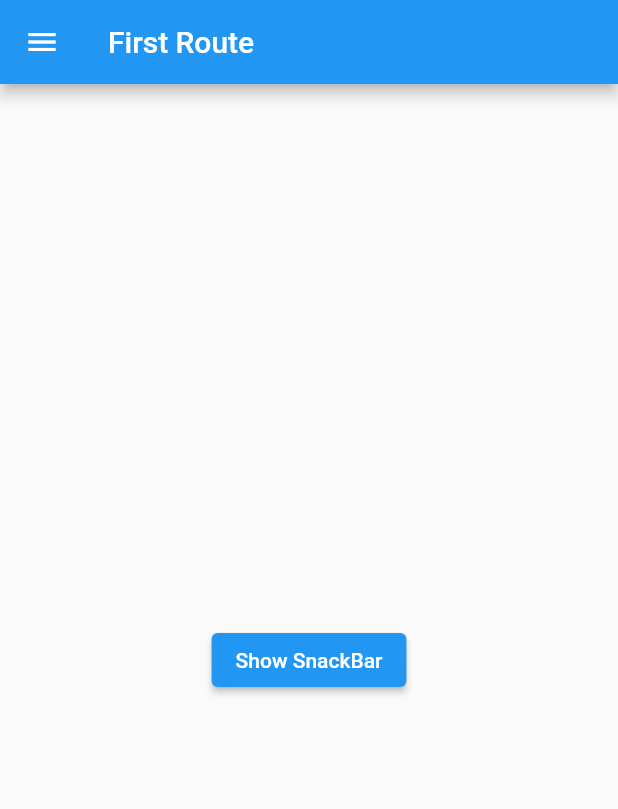
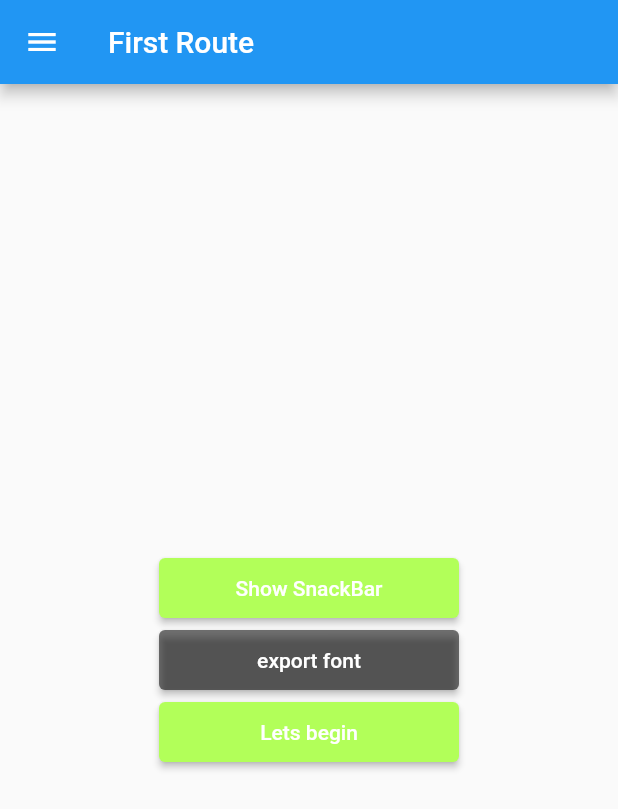
Before and after one commit to sanith-m-s/cookbooks2, a Flutter app: the screen it shows after launch, on a phone screen of 412 x 824 dp. Shown: the top 809 px of the screen. Run offline on Flutter 3.47's test engine with Material 2 defaults, Android fonts, the phone set to English and light mode, and no system bars.

Commit message:
integration of code and button functionalities

```diff
--- /dev/null
+++ b/lib/font.dart
@@ -0,0 +1,28 @@
+import 'package:flutter/material.dart';
+class font extends StatefulWidget {
+  const font({Key? key}) : super(key: key);
+
+  @override
+  State<font> createState() => _fontState();
+}
+
+class _fontState extends State<font> {
+  @override
+  Widget build(BuildContext context) {
+    return Scaffold(
+      appBar: AppBar(
+        title: const Text('menu'),
+      ),
+      body: const Center(
+        // This Text widget uses the Raleway font.
+        child: Text(
+          'Using the Raleway font from the awesome_package',
+          style: TextStyle(
+            fontFamily: 'Raleway',
+            package: 'awesome_package',
+          ),
+        ),
+      ),
+    );
+  }
+}
--- a/lib/main.dart
+++ b/lib/main.dart
@@ -1,4 +1,6 @@
+import 'package:cookbooks2/font.dart';
 import'package:flutter/material.dart';
+
 void main() {
   runApp(
       MaterialApp(home: const Home())
@@ -11,12 +13,19 @@ class Home extends StatelessWidget {
 
   @override
   Widget build(BuildContext context) {
-    return  Scaffold(
+    return Scaffold(
       appBar: AppBar(
         title: const Text('First Route'),
       ),
       body: Center(
-        child: ElevatedButton(
+
+          child: Column(mainAxisAlignment: MainAxisAlignment.center,
+            children: [
+
+
+              ElevatedButton(
+                style: ElevatedButton.styleFrom(fixedSize: Size(200, 40),
+                    primary: Colors.lightGreenAccent),
                     onPressed: () {
               final snackBar = SnackBar(
               content: const Text('Yay! A SnackBar!'),
@@ -30,8 +39,26 @@ class Home extends StatelessWidget {
               },
                 child: const Text('Show SnackBar'),
               ),
+              ElevatedButton(
+                style: ElevatedButton.styleFrom(fixedSize: Size(200, 40),
+                primary: Colors.black54),
+
+                child: Text("export font"),
+                onPressed: () {
+                  Navigator.push(context,MaterialPageRoute(builder: (context)=> const font())
+                  );
+                },
+              ),
+              ElevatedButton(
+                style: ElevatedButton.styleFrom(fixedSize: Size(200, 40),
+                    primary: Colors.lightGreenAccent),
+                child: Text("Lets begin"),
+                onPressed: () {},
+              )
+            ],
 
 
+          )
       ),
       drawer: Drawer(
         child: ListView(
```
Lines whose indentation alone changed are shown as unchanged.
